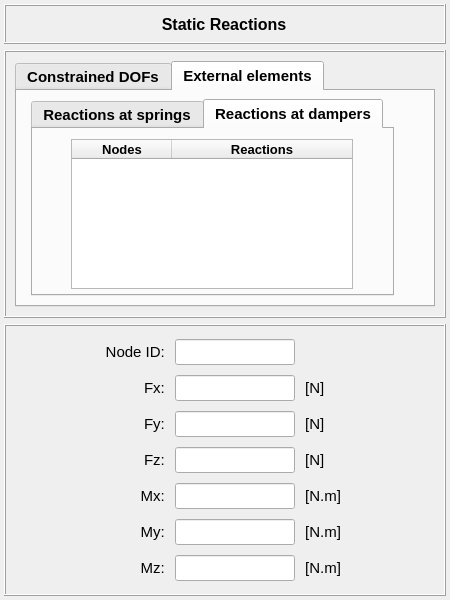
open-pulse/OpenPulse, file data/user_input/ui/plots_/results_/structural_/reactions_plot.ui: the form before one commit.
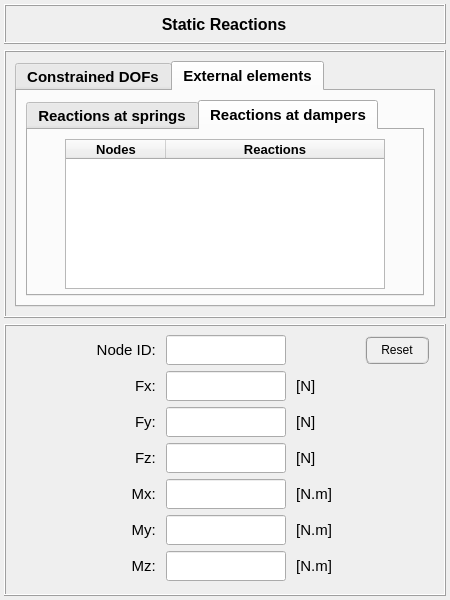
The form after the commit. The open tabs and pages were chosen to show the change.

Commit message: Stress numeric plot for Static Analysis

Diff of the .ui file:
```diff
--- a/data/user_input/ui/plots_/results_/structural_/reactions_plot.ui
+++ b/data/user_input/ui/plots_/results_/structural_/reactions_plot.ui
@@ -114,14 +114,14 @@
           <widget class="QLabel" name="label_8">
            <property name="minimumSize">
             <size>
-             <width>68</width>
-             <height>26</height>
+             <width>52</width>
+             <height>30</height>
             </size>
            </property>
            <property name="maximumSize">
             <size>
-             <width>68</width>
-             <height>26</height>
+             <width>52</width>
+             <height>30</height>
             </size>
            </property>
            <property name="font">
@@ -144,13 +144,13 @@
            <property name="minimumSize">
             <size>
              <width>120</width>
-             <height>26</height>
+             <height>30</height>
             </size>
            </property>
            <property name="maximumSize">
             <size>
              <width>120</width>
-             <height>26</height>
+             <height>30</height>
             </size>
            </property>
            <property name="sizeIncrement">
@@ -185,13 +185,13 @@
            <property name="minimumSize">
             <size>
              <width>88</width>
-             <height>26</height>
+             <height>30</height>
             </size>
            </property>
            <property name="maximumSize">
             <size>
              <width>88</width>
-             <height>26</height>
+             <height>30</height>
             </size>
            </property>
            <property name="font">
@@ -214,13 +214,13 @@
            <property name="minimumSize">
             <size>
              <width>88</width>
-             <height>26</height>
+             <height>30</height>
             </size>
            </property>
            <property name="maximumSize">
             <size>
              <width>88</width>
-             <height>26</height>
+             <height>30</height>
             </size>
            </property>
            <property name="font">
@@ -242,14 +242,14 @@
           <widget class="QLabel" name="label_9">
            <property name="minimumSize">
             <size>
-             <width>68</width>
-             <height>26</height>
+             <width>52</width>
+             <height>30</height>
             </size>
            </property>
            <property name="maximumSize">
             <size>
-             <width>68</width>
-             <height>26</height>
+             <width>52</width>
+             <height>30</height>
             </size>
            </property>
            <property name="font">
@@ -272,13 +272,13 @@
            <property name="minimumSize">
             <size>
              <width>120</width>
-             <height>26</height>
+             <height>30</height>
             </size>
            </property>
            <property name="maximumSize">
             <size>
              <width>120</width>
-             <height>26</height>
+             <height>30</height>
             </size>
            </property>
            <property name="sizeIncrement">
@@ -314,10 +314,63 @@
            <property name="frameShadow">
             <enum>QFrame::Raised</enum>
            </property>
+           <layout class="QGridLayout" name="gridLayout_10">
+            <property name="leftMargin">
+             <number>0</number>
+            </property>
+            <property name="topMargin">
+             <number>0</number>
+            </property>
+            <property name="rightMargin">
+             <number>0</number>
+            </property>
+            <property name="bottomMargin">
+             <number>0</number>
+            </property>
+            <property name="spacing">
+             <number>0</number>
+            </property>
+            <item row="0" column="0">
+             <widget class="QPushButton" name="pushButton_reset">
+              <property name="minimumSize">
+               <size>
+                <width>64</width>
+                <height>28</height>
+               </size>
+              </property>
+              <property name="maximumSize">
+               <size>
+                <width>64</width>
+                <height>28</height>
+               </size>
+              </property>
+              <property name="styleSheet">
+               <string notr="true">QPushButton{border-radius: 6px; border-color: rgb(150, 150, 150); border-style: ridge; border-width: 2px; color: rgb(0, 0, 0); background-color: rgb(240, 240, 240); font: 75 bold 10pt &quot;MS Shell Dlg 2&quot;}
+QPushButton:hover{border-radius: 6px; border-color: rgb(0, 170, 255); border-style: ridge; border-width: 2px; color: rgb(0, 0, 0); background-color: rgba(174, 213, 255, 100); font: 75 bold 10pt &quot;MS Shell Dlg 2&quot;}
+QPushButton:pressed{border-radius: 6px; border-color: rgb(0, 170, 255); border-style: ridge; border-width: 3px; color: rgb(0, 0, 0); background-color: rgb(174, 213, 255); font: 75 bold 10pt &quot;MS Shell Dlg 2&quot;}</string>
+              </property>
+              <property name="text">
+               <string>Reset</string>
+              </property>
+             </widget>
+            </item>
+           </layout>
           </widget>
          </item>
          <item row="0" column="0">
           <widget class="QFrame" name="frame_3">
+           <property name="minimumSize">
+            <size>
+             <width>60</width>
+             <height>0</height>
+            </size>
+           </property>
+           <property name="maximumSize">
+            <size>
+             <width>60</width>
+             <height>16777215</height>
+            </size>
+           </property>
            <property name="frameShape">
             <enum>QFrame::NoFrame</enum>
            </property>
@@ -330,14 +383,14 @@
           <widget class="QFrame" name="frame">
            <property name="minimumSize">
             <size>
-             <width>68</width>
-             <height>26</height>
+             <width>52</width>
+             <height>30</height>
             </size>
            </property>
            <property name="maximumSize">
             <size>
-             <width>68</width>
-             <height>26</height>
+             <width>52</width>
+             <height>30</height>
             </size>
            </property>
            <property name="frameShape">
@@ -352,14 +405,14 @@
           <widget class="QLabel" name="label_10">
            <property name="minimumSize">
             <size>
-             <width>68</width>
-             <height>26</height>
+             <width>52</width>
+             <height>30</height>
             </size>
            </property>
            <property name="maximumSize">
             <size>
-             <width>68</width>
-             <height>26</height>
+             <width>52</width>
+             <height>30</height>
             </size>
            </property>
            <property name="font">
@@ -382,13 +435,13 @@
            <property name="minimumSize">
             <size>
              <width>88</width>
-             <height>26</height>
+             <height>30</height>
             </size>
            </property>
            <property name="maximumSize">
             <size>
              <width>88</width>
-             <height>26</height>
+             <height>30</height>
             </size>
            </property>
            <property name="font">
@@ -411,13 +464,13 @@
            <property name="minimumSize">
             <size>
              <width>120</width>
-             <height>26</height>
+             <height>30</height>
             </size>
            </property>
            <property name="maximumSize">
             <size>
              <width>120</width>
-             <height>26</height>
+             <height>30</height>
             </size>
            </property>
            <property name="sizeIncrement">
@@ -450,13 +503,13 @@
            <property name="minimumSize">
             <size>
              <width>120</width>
-             <height>26</height>
+             <height>30</height>
             </size>
            </property>
            <property name="maximumSize">
             <size>
              <width>120</width>
-             <height>26</height>
+             <height>30</height>
             </size>
            </property>
            <property name="sizeIncrement">
@@ -488,14 +541,14 @@
           <widget class="QLabel" name="label_13">
            <property name="minimumSize">
             <size>
-             <width>68</width>
-             <height>26</height>
+             <width>52</width>
+             <height>30</height>
             </size>
            </property>
            <property name="maximumSize">
             <size>
-             <width>68</width>
-             <height>26</height>
+             <width>52</width>
+             <height>30</height>
             </size>
            </property>
            <property name="font">
@@ -518,13 +571,13 @@
            <property name="minimumSize">
             <size>
              <width>88</width>
-             <height>26</height>
+             <height>30</height>
             </size>
            </property>
            <property name="maximumSize">
             <size>
              <width>88</width>
-             <height>26</height>
+             <height>30</height>
             </size>
            </property>
            <property name="font">
@@ -547,13 +600,13 @@
            <property name="minimumSize">
             <size>
              <width>120</width>
-             <height>26</height>
+             <height>30</height>
             </size>
            </property>
            <property name="maximumSize">
             <size>
              <width>120</width>
-             <height>26</height>
+             <height>30</height>
             </size>
            </property>
            <property name="sizeIncrement">
@@ -586,13 +639,13 @@
            <property name="minimumSize">
             <size>
              <width>88</width>
-             <height>26</height>
+             <height>30</height>
             </size>
            </property>
            <property name="maximumSize">
             <size>
              <width>88</width>
-             <height>26</height>
+             <height>30</height>
             </size>
            </property>
            <property name="font">
@@ -615,13 +668,13 @@
            <property name="minimumSize">
             <size>
              <width>120</width>
-             <height>26</height>
+             <height>30</height>
             </size>
            </property>
            <property name="maximumSize">
             <size>
              <width>120</width>
-             <height>26</height>
+             <height>30</height>
             </size>
            </property>
            <property name="sizeIncrement">
@@ -654,13 +707,13 @@
            <property name="minimumSize">
             <size>
              <width>88</width>
-             <height>26</height>
+             <height>30</height>
             </size>
            </property>
            <property name="maximumSize">
             <size>
              <width>88</width>
-             <height>26</height>
+             <height>30</height>
             </size>
            </property>
            <property name="font">
@@ -683,13 +736,13 @@
            <property name="minimumSize">
             <size>
              <width>88</width>
-             <height>26</height>
+             <height>30</height>
             </size>
            </property>
            <property name="maximumSize">
             <size>
              <width>88</width>
-             <height>26</height>
+             <height>30</height>
             </size>
            </property>
            <property name="font">
@@ -711,14 +764,14 @@
           <widget class="QLabel" name="label_11">
            <property name="minimumSize">
             <size>
-             <width>68</width>
-             <height>26</height>
+             <width>52</width>
+             <height>30</height>
             </size>
            </property>
            <property name="maximumSize">
             <size>
-             <width>68</width>
-             <height>26</height>
+             <width>52</width>
+             <height>30</height>
             </size>
            </property>
            <property name="font">
@@ -740,14 +793,14 @@
           <widget class="QLabel" name="label_12">
            <property name="minimumSize">
             <size>
-             <width>68</width>
-             <height>26</height>
+             <width>52</width>
+             <height>30</height>
             </size>
            </property>
            <property name="maximumSize">
             <size>
-             <width>68</width>
-             <height>26</height>
+             <width>52</width>
+             <height>30</height>
             </size>
            </property>
            <property name="font">
@@ -770,13 +823,13 @@
            <property name="minimumSize">
             <size>
              <width>120</width>
-             <height>26</height>
+             <height>30</height>
             </size>
            </property>
            <property name="maximumSize">
             <size>
              <width>120</width>
-             <height>26</height>
+             <height>30</height>
             </size>
            </property>
            <property name="sizeIncrement">
@@ -1000,15 +1053,9 @@
          <attribute name="title">
           <string>External elements</string>
          </attribute>
+         <layout class="QGridLayout" name="gridLayout_7">
+          <item row="0" column="0">
          <widget class="QTabWidget" name="tabWidget_springs_dampers">
-          <property name="geometry">
-           <rect>
-            <x>14</x>
-            <y>8</y>
-            <width>363</width>
-            <height>197</height>
-           </rect>
-          </property>
           <property name="font">
            <font>
             <family>MS Shell Dlg 2</family>
@@ -1098,33 +1145,27 @@
            <attribute name="title">
             <string>Reactions at dampers</string>
            </attribute>
+             <layout class="QGridLayout" name="gridLayout_9">
+              <item row="0" column="0">
            <widget class="QTreeWidget" name="treeWidget_reactions_at_dampers">
-            <property name="geometry">
-             <rect>
-              <x>38</x>
-              <y>10</y>
-              <width>282</width>
-              <height>150</height>
-             </rect>
-            </property>
             <property name="minimumSize">
              <size>
-              <width>282</width>
+                  <width>320</width>
               <height>150</height>
              </size>
             </property>
             <property name="maximumSize">
              <size>
-              <width>282</width>
+                  <width>320</width>
               <height>150</height>
              </size>
             </property>
             <property name="font">
              <font>
-              <family>Arial</family>
+                  <family>MS Shell Dlg 2</family>
               <pointsize>9</pointsize>
               <weight>50</weight>
-              <italic>true</italic>
+                  <italic>false</italic>
               <bold>false</bold>
              </font>
             </property>
@@ -1166,8 +1207,12 @@
              </property>
             </column>
            </widget>
-          </widget>
-         </widget>
+              </item>
+             </layout>
+            </widget>
+           </widget>
+          </item>
+         </layout>
         </widget>
        </widget>
       </item>
```
Left out of the diff: 40 changed lines with no effect on the pictures. Lines whose indentation alone changed are shown as unchanged. The commit also changes 8 other files.
